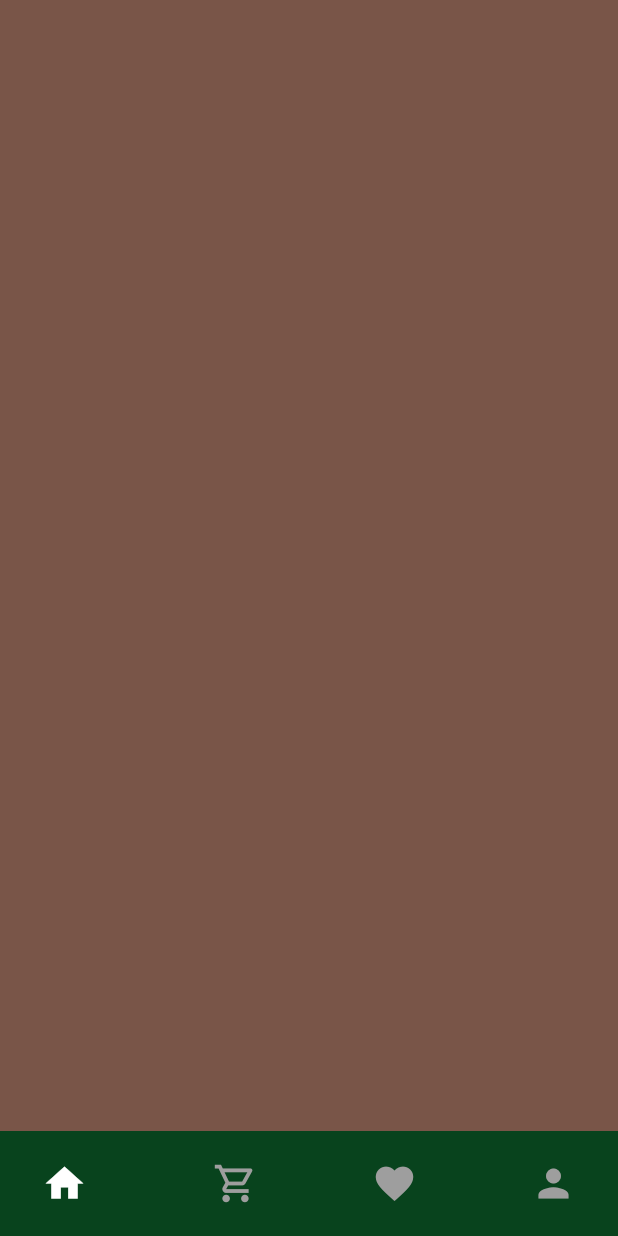
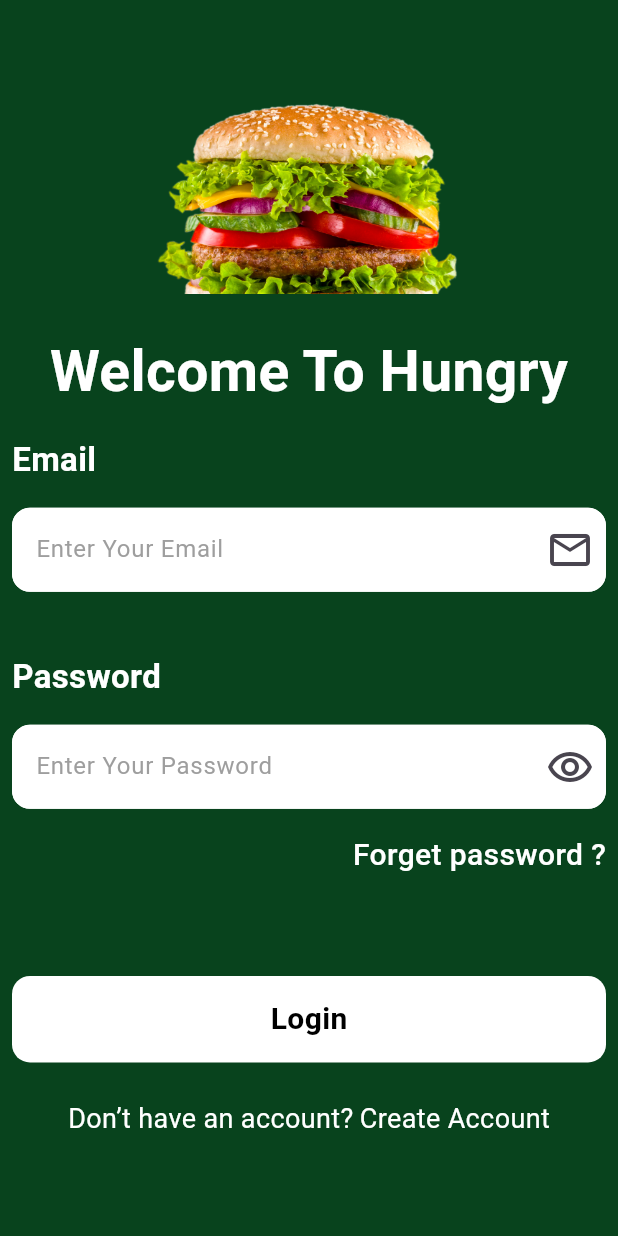
Before and after one commit to abdelrhman20500/Hungry, a Flutter app: the screen it shows after launch, on a phone screen of 412 x 824 dp. Run offline on Flutter 3.47's test engine with Material 3 defaults, Android fonts, the phone set to English and light mode, and no system bars; drawn by our look-alikes of google_nav_bar; our stand-ins replace equatable, flutter_bloc, flutter_screenutil, shared_preferences.

Commit message:
Create Login Ui

```diff
--- /dev/null
+++ b/lib/core/widgets/custom_text_button.dart
@@ -0,0 +1,19 @@
+import 'package:flutter/material.dart';
+
+class CustomTextButton extends StatelessWidget {
+   const CustomTextButton({super.key, required this.text, this.onTab,this.color
+  });
+
+  final String text;
+  final void Function()? onTab;
+   final Color? color;
+
+   @override
+  Widget build(BuildContext context) {
+    return InkWell(
+      onTap:onTab,
+      child: Text(text, style: const TextStyle(
+          fontSize: 20, fontWeight: FontWeight.bold,  color: Colors.black),),
+    );
+  }
+}
--- /dev/null
+++ b/lib/core/widgets/custom_text_field.dart
@@ -0,0 +1,58 @@
+import 'package:flutter/material.dart';
+
+
+class CustomTextField extends StatelessWidget {
+  const CustomTextField({
+    super.key, required this.hintText, this.suffixIcon, this.isSecure= false, this.keyboardType,this.controller
+  });
+
+  final String hintText;
+  final TextInputType? keyboardType;
+  final Widget? suffixIcon;
+  final bool isSecure;
+  final TextEditingController? controller;
+  @override
+  Widget build(BuildContext context) {
+    return TextFormField(
+      controller: controller,
+      keyboardType: keyboardType,
+      obscureText:isSecure,
+      obscuringCharacter: "*",
+      validator: (value){
+        if(value ==null || value.isEmpty){
+          return "This Field is Required";
+        }
+        return null;
+      },
+      decoration:InputDecoration(
+        fillColor: Colors.white,
+        filled: true,
+        suffixIcon:suffixIcon,
+        suffixStyle: const TextStyle(color: Colors.grey),
+        hintText: hintText,
+        hintStyle: const TextStyle(color: Colors.grey),
+        border: OutlineInputBorder(
+            borderRadius: BorderRadius.circular(12),
+            borderSide: const BorderSide(
+                width: 2,
+                color:Colors.white
+            )
+        ),
+        enabledBorder: OutlineInputBorder(
+            borderRadius: BorderRadius.circular(12),
+            borderSide: const BorderSide(
+                width: 2,
+                color:Colors.white
+            )
+        ),
+        focusedBorder: OutlineInputBorder(
+            borderRadius: BorderRadius.circular(12),
+            borderSide: const BorderSide(
+                width: 2,
+                color:Colors.white
+            ),
+        ),
+      ),
+    );
+  }
+}
--- /dev/null
+++ b/lib/features/auth/presentation/view/login_screen.dart
@@ -0,0 +1,116 @@
+import 'package:flutter/material.dart';
+import 'package:hungry/core/widgets/custom_text_field.dart';
+
+import '../../../../core/widgets/custom_text_button.dart';
+
+class LoginScreen extends StatelessWidget {
+   LoginScreen({super.key});
+
+  static String routeName = "LoginScreen";
+  final emailController = TextEditingController();
+  final passwordController = TextEditingController();
+  GlobalKey<FormState> formKey = GlobalKey<FormState>();
+
+  @override
+  Widget build(BuildContext context) {
+    var height = MediaQuery.of(context).size.height;
+    var width = MediaQuery.of(context).size.width;
+    return Scaffold(
+      backgroundColor: const Color(0xff08431D),
+      appBar: AppBar(
+        backgroundColor: Colors.transparent,
+        elevation: 0,
+      ),
+      body: Padding(
+        padding: const EdgeInsets.all(8.0),
+        child: Column(
+          crossAxisAlignment: CrossAxisAlignment.start,
+          children: [
+            Center(
+              child: Image.asset("assets/images/image 1.png", height: height*0.16,
+                  width: width*0.5, fit: BoxFit.fill),
+            ),
+            SizedBox(height: height * 0.03),
+            const Center(
+              child: Text(
+                "Welcome To Hungry",
+                style: TextStyle(color: Colors.white, fontSize: 38, fontWeight: FontWeight.bold),
+              ),
+            ),
+            SizedBox(height: height * 0.02),
+            const Text(
+              "Email",
+              style: TextStyle(color: Colors.white, fontSize: 22, fontWeight: FontWeight.w600),
+            ),
+            SizedBox(height: height * 0.02),
+            CustomTextField(
+              hintText: "Enter Your Email",
+              controller: emailController,
+              suffixIcon: const Icon(Icons.email_outlined, size: 32),
+            ),
+            SizedBox(height: height * 0.05),
+            const Text(
+              "Password",
+              style: TextStyle(color: Colors.white, fontSize: 22, fontWeight: FontWeight.w600),
+            ),
+            SizedBox(height: height * 0.02),
+            CustomTextField(
+              hintText: "Enter Your Password",
+              controller: passwordController,
+              suffixIcon: const Icon(Icons.remove_red_eye_outlined, size: 32),
+            ),
+            SizedBox(height: height * 0.02),
+            Row(
+              mainAxisAlignment: MainAxisAlignment.end,
+              children: [
+                InkWell(
+                  onTap: () {
+                    // Navigator.pushNamed(context, ForgetPasswordScreen.routeName);
+                  },
+                  child: const Text(
+                    "Forget password ?",
+                    style: TextStyle(color: Colors.white, fontSize: 20, fontWeight: FontWeight.w500),
+                  ),
+                ),
+              ],
+            ),
+            SizedBox(height: height * 0.08),
+            Container(
+              height: height * 0.07,
+              decoration: BoxDecoration(
+                color: Colors.white,
+                borderRadius: BorderRadius.circular(12),
+              ),
+              child: Center(
+                child: CustomTextButton(
+                  text: "Login",
+                  onTab: () {},
+                ),
+              ),
+            ),
+            SizedBox(height: height * 0.03),
+            Row(
+              mainAxisAlignment: MainAxisAlignment.center,
+              children: [
+                const Text(
+                  'Don’t have an account?',
+                  style: TextStyle(fontSize: 18, color: Colors.white),
+                ),
+                SizedBox(width: width * 0.01),
+                InkWell(
+                  onTap: () {
+                    // Navigator.pushNamed(context, RegisterScreen.routeName);
+                  },
+                  child: const Text(
+                    'Create Account',
+                    style: TextStyle(fontSize: 18, color: Colors.white),
+                  ),
+                ),
+              ],
+            ),
+          ],
+        ),
+      ),
+    );
+  }
+}
--- a/lib/main.dart
+++ b/lib/main.dart
@@ -1,4 +1,6 @@
 import 'package:flutter/material.dart';
+import 'package:flutter_screenutil/flutter_screenutil.dart';
+import 'package:hungry/features/auth/presentation/view/login_screen.dart';
 import 'package:hungry/features/layout/presentation/view/layout_screen.dart';
 import 'package:hungry/features/splash/presentation/view/splash_screen.dart';
 
@@ -11,13 +13,21 @@ class MyApp extends StatelessWidget {
 
   @override
   Widget build(BuildContext context) {
-    return MaterialApp(
-      debugShowCheckedModeBanner: false,
-      routes: {
-        SplashScreen.routeName:(_)=>const SplashScreen(),
-        LayoutScreen.routeName:(_)=>LayoutScreen()
+    return ScreenUtilInit(
+      designSize: const Size(430, 932), // iPhone X default size
+      minTextAdapt: true,
+      splitScreenMode: true,
+      builder: (context, child) {
+        return MaterialApp(
+          debugShowCheckedModeBanner: false,
+          routes: {
+            SplashScreen.routeName: (_) => const SplashScreen(),
+            LoginScreen.routeName: (_) => LoginScreen(),
+            LayoutScreen.routeName: (_) => LayoutScreen(),
+          },
+          initialRoute: LoginScreen.routeName,
+        );
       },
-      initialRoute: SplashScreen.routeName,
     );
   }
 }
--- a/pubspec.yaml
+++ b/pubspec.yaml
@@ -36,7 +36,7 @@ dependencies:
 #  flutter_otp_text_field: ^1.5.1+1
   shimmer: ^3.0.0
 #  smooth_page_indicator: ^1.2.1
-#  flutter_screenutil: ^5.9.3
+  flutter_screenutil: ^5.9.3
 #  flutter_slidable: ^3.1.2
 #  flutter_auto_size_text: ^4.1.0
 #  colornames: ^0.2.0
```
Also changed, not shown: lib/core/utils/error_dialog.dart (added, +21 -0 lines), lib/core/utils/errors/error_message_model.dart (added, +24 -0 lines), lib/core/utils/errors/exception.dart (added, +10 -0 lines), lib/core/utils/errors/failure.dart (added, +17 -0 lines), lib/core/utils/loading_dialog.dart (added, +22 -0 lines), lib/core/utils/shared_preferences.dart (added, +23 -0 lines), lib/core/utils/success_dialog.dart (added, +13 -0 lines), assets/images/image 1.png (added), pubspec.lock.
